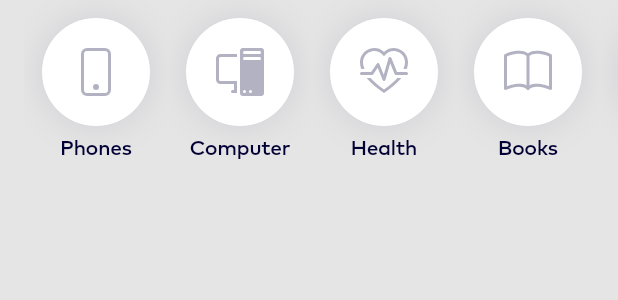
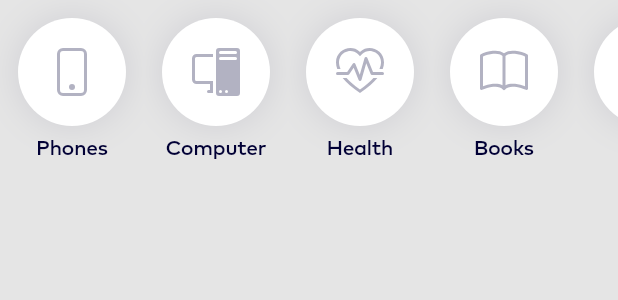
Before and after one commit to devmaslove/ecommerce_test, a Flutter app: the ListCategoriesWidget widget shown alone on an empty page, opened directly with empty values, on a phone screen of 412 x 824 dp. Shown: the top 300 px of the screen. Run offline on Flutter 3.47's test engine with Material 2 defaults, Android fonts, the phone set to English and light mode, and no system bars; our stand-ins replace badges, bootstrap_icons, card_swiper, dio, equatable, flutter_bloc and 2 more; network calls fail; project files that could hold a hidden picture were left out.

Commit message:
Поправил панель категорий чтобы правильно уходила за экран (сделал передачу паддинга, чтобы одинаковая механика была)

```diff
--- a/lib/ui/pages/main/main_page_loaded.dart
+++ b/lib/ui/pages/main/main_page_loaded.dart
@@ -58,6 +58,7 @@ class MainPageLoaded extends StatelessWidget {
           children: [
             const SizedBox(height: 12),
             ListCategoriesWidget(
+              padding: const EdgeInsets.symmetric(horizontal: 16),
               selectedCategory: state.selectedCategory,
               onSelectCategory: (category) {
                 final bloc = context.read<MainBloc>();
--- a/lib/ui/pages/main/widgets/list_categories_widget.dart
+++ b/lib/ui/pages/main/widgets/list_categories_widget.dart
@@ -5,20 +5,23 @@ import 'package:flutter/material.dart';
 class ListCategoriesWidget extends StatelessWidget {
   final String selectedCategory;
   final ValueChanged<String> onSelectCategory;
+  final EdgeInsetsGeometry padding;
 
   const ListCategoriesWidget({
     super.key,
     required this.selectedCategory,
     required this.onSelectCategory,
+    required this.padding,
   });
 
   @override
   Widget build(BuildContext context) {
     return SingleChildScrollView(
       scrollDirection: Axis.horizontal,
+      child: Padding(
+        padding: padding,
         child: Row(
           children: [
-          const SizedBox(width: 16),
             CategoryWidget(
               title: 'Phones',
               selected: selectedCategory == 'Phones',
@@ -49,8 +52,8 @@ class ListCategoriesWidget extends StatelessWidget {
               icon: BootstrapIcons.gift,
               onPressed: () => onSelectCategory('Other'),
             ),
-          const SizedBox(width: 16),
           ],
+        ),
       ),
     );
   }
```
Lines whose indentation alone changed are shown as unchanged.
